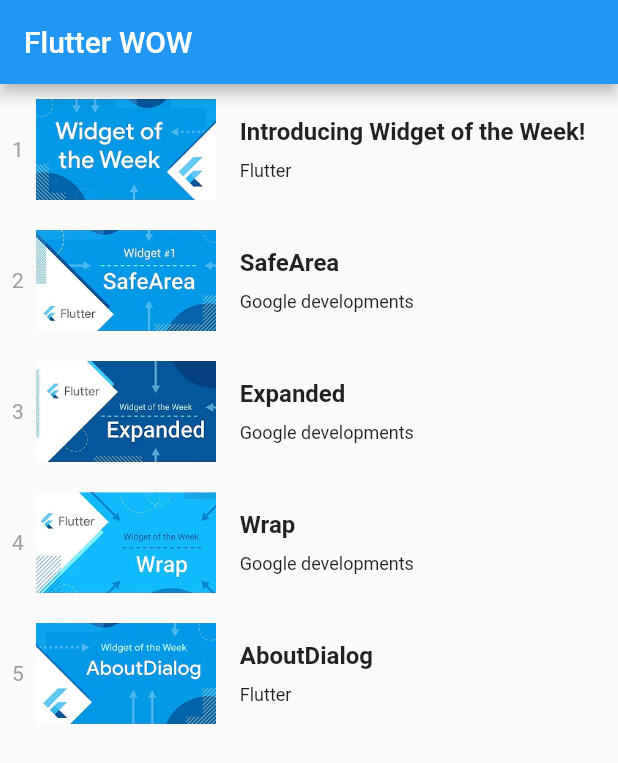
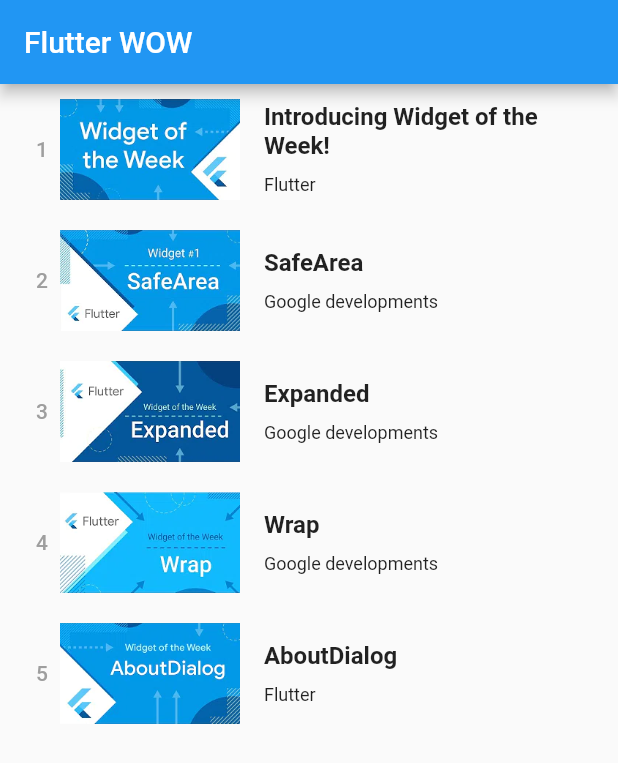
Before and after one commit to shiqizhenyes/WOW, a Flutter app: the screen it shows after launch, on a phone screen of 412 x 824 dp. Shown: the top 763 px of the screen. Run offline on Flutter 3.47's test engine with Material 2 defaults, Android fonts, the phone set to English and light mode, and no system bars.

Commit message:
添加FlatButton，移除Gestuter

```diff
--- a/lib/main.dart
+++ b/lib/main.dart
@@ -133,9 +133,9 @@ class _MyHomePageState extends State<MyHomePage> {
       body: Container(
         child: ListView.builder(
           itemBuilder: (context, int index) {
-            return GestureDetector(
+            return FlatButton(
               child: _buildListElement(index),
-              onTap: () => _onPressed(index),
+              onPressed: () => _onPressed(index),
             );
           },
           itemCount: widgetImages.length,
@@ -161,8 +161,7 @@ class _MyHomePageState extends State<MyHomePage> {
             child: Image.asset(
               this.widgetModels[index].image,
               width: 120,
-              fit: BoxFit.fitWidth,
-              // fit: BoxFit.contain,
+              fit: BoxFit.contain,
             ),
           ),
           Expanded(
```
Also changed, not shown: lib/Introduction.dart (+5 -7 lines).
